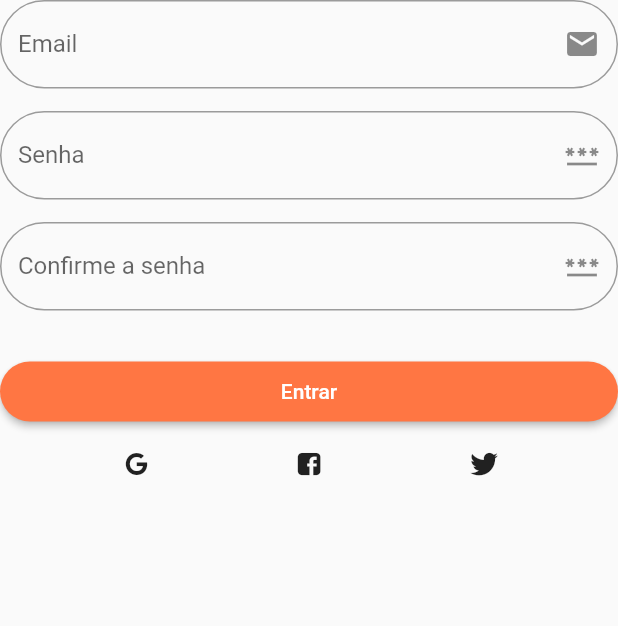
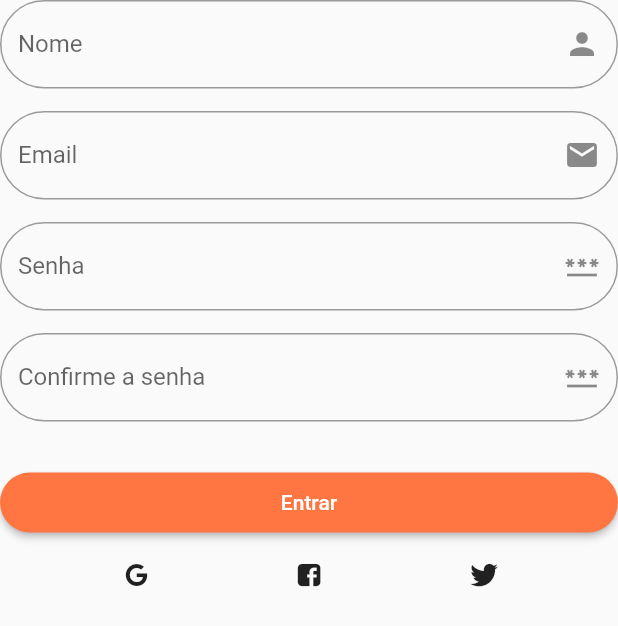
Before and after one commit to eduardovitor/AppEcommerce, a Flutter app: the MyForm widget shown alone on an empty page, opened directly, on a phone screen of 412 x 824 dp. Shown: the top 626 px of the screen. Run offline on Flutter 3.47's test engine with Material 2 defaults, Android fonts, the phone set to English and light mode, and no system bars; our stand-ins replace sqflite; accounts and stored records are empty.

Commit message:
Adição do cadastro de usuários no bd

```diff
--- a/lib/cadastro.dart
+++ b/lib/cadastro.dart
@@ -1,4 +1,6 @@
 import 'package:app_ecommerce/constantes.dart';
+import 'package:app_ecommerce/usuario.dart';
+import 'package:app_ecommerce/usuario_controller.dart';
 import 'package:flutter/material.dart';
 
 import 'login.dart';
@@ -42,38 +44,57 @@ class MyForm extends StatefulWidget {
 }
 
 class _MyFormState extends State<MyForm> {
+  final GlobalKey<FormState> _formkey = GlobalKey<FormState>();
+  TextEditingController controllerNome = TextEditingController();
+  TextEditingController controllerEmail = TextEditingController();
+  TextEditingController controllerSenha = TextEditingController();
+  TextEditingController controllerConfSenha = TextEditingController();
   @override
   Widget build(BuildContext context) {
     return Form(
+        key: _formkey,
         child: Expanded(
             child: ListView(children: [
           TextFormField(
+            controller: controllerNome,
+            decoration: InputDecoration(
+                suffixIcon: const Icon(Icons.person),
+                labelText: 'Nome',
+                hintText: 'Digite o seu nome',
+                border: OutlineInputBorder(
+                    borderRadius: BorderRadius.circular(30))),
+          ),
+          const SizedBox(height: 15),
+          TextFormField(
+            controller: controllerEmail,
             decoration: InputDecoration(
                 suffixIcon: const Icon(Icons.email),
                 labelText: 'Email',
                 hintText: 'Digite o seu email',
-            border:
-                OutlineInputBorder(borderRadius: BorderRadius.circular(30))),
+                border: OutlineInputBorder(
+                    borderRadius: BorderRadius.circular(30))),
           ),
           const SizedBox(height: 15),
           TextFormField(
+            controller: controllerSenha,
             obscureText: true,
             decoration: InputDecoration(
                 suffixIcon: const Icon(Icons.password),
                 labelText: 'Senha',
                 hintText: 'Digite a sua senha',
-            border:
-                OutlineInputBorder(borderRadius: BorderRadius.circular(30))),
+                border: OutlineInputBorder(
+                    borderRadius: BorderRadius.circular(30))),
           ),
           const SizedBox(height: 15),
           TextFormField(
+            controller: controllerConfSenha,
             obscureText: true,
             decoration: InputDecoration(
                 suffixIcon: const Icon(Icons.password),
                 labelText: 'Confirme a senha',
                 hintText: 'Digite sua senha novamente',
-            border:
-                OutlineInputBorder(borderRadius: BorderRadius.circular(30))),
+                border: OutlineInputBorder(
+                    borderRadius: BorderRadius.circular(30))),
           ),
           const SizedBox(height: 30),
           ElevatedButton(
@@ -82,9 +103,25 @@ class _MyFormState extends State<MyForm> {
                   primary: corPrimaria,
                   shape: RoundedRectangleBorder(
                       borderRadius: BorderRadius.circular(30))),
-          onPressed: () {},
+              onPressed: cadastrar,
               child: const Text('Entrar')),
           buildRowRedesSociais()
         ])));
   }
+
+  void cadastrar() async {
+    Usuario usuario = Usuario(
+        email: controllerEmail.text,
+        nome: controllerNome.text,
+        senha: controllerSenha.text);
+    // ignore: unrelated_type_equality_checks
+    bool senhaValida = controllerSenha.text == controllerConfSenha.text;
+    bool isValid = _formkey.currentState!.validate();
+    bool usuarioCadastrado =
+        await UsuarioController().cadastrarUsuario(usuario);
+    if (isValid && senhaValida && usuarioCadastrado) {
+      // ignore: use_build_context_synchronously
+      Navigator.pushNamed(context, '/home');
     }
+  }
+}
```
Lines whose indentation alone changed are shown as unchanged.
